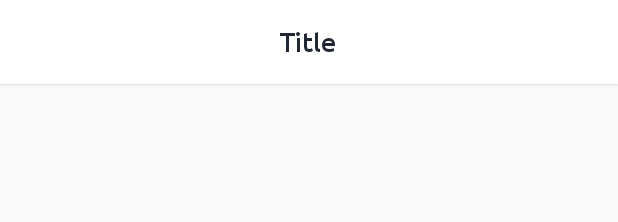
After one commit to aldieemaulana/LendMe, an Android app: the layout toolbar_primary.xml on its own in the app's theme, with its tools: preview values and no code run, on a phone screen of 412 x 824 dp. The commit adds this screen. Shown: the top 222 px of the screen. Run offline under Robolectric (Android 15) with nearby library versions, the phone set to English and light mode, and no system bars.

Commit message:
Adding toolbar primary and implement on main activity

```diff
--- a/app/src/main/res/layout/activity_main.xml
+++ b/app/src/main/res/layout/activity_main.xml
@@ -1,18 +1,13 @@
 <?xml version="1.0" encoding="utf-8"?>
 <android.support.constraint.ConstraintLayout xmlns:android="http://schemas.android.com/apk/res/android"
-    xmlns:app="http://schemas.android.com/apk/res-auto"
     xmlns:tools="http://schemas.android.com/tools"
+    android:id="@+id/container"
+    android:background="@color/colorBackgroundPrimary"
     android:layout_width="match_parent"
     android:layout_height="match_parent"
+    android:minHeight="?attr/actionBarSize"
     tools:context=".activity.MainActivity">
 
-    <TextView
-        android:layout_width="wrap_content"
-        android:layout_height="wrap_content"
-        android:text="Hello World!"
-        app:layout_constraintBottom_toBottomOf="parent"
-        app:layout_constraintLeft_toLeftOf="parent"
-        app:layout_constraintRight_toRightOf="parent"
-        app:layout_constraintTop_toTopOf="parent" />
+    <include layout="@layout/toolbar_primary"/>
 
 </android.support.constraint.ConstraintLayout>
--- /dev/null
+++ b/app/src/main/res/layout/toolbar_primary.xml
@@ -0,0 +1,52 @@
+<?xml version="1.0" encoding="utf-8"?>
+<android.support.design.widget.AppBarLayout xmlns:android="http://schemas.android.com/apk/res/android"
+    xmlns:app="http://schemas.android.com/apk/res-auto"
+    xmlns:tools="http://schemas.android.com/tools"
+    android:id="@+id/appBar"
+    android:layout_width="match_parent"
+    android:layout_height="wrap_content"
+    android:theme="@style/AppTheme.NoActionBar"
+    android:stateListAnimator="@animator/appbar_elevation"
+    app:liftOnScroll="true"
+    tools:targetApi="lollipop">
+
+    <android.support.v7.widget.Toolbar
+        android:layout_width="match_parent"
+        android:layout_height="?attr/actionBarSize"
+        android:id="@+id/toolbar"
+        style="@style/AppTheme.Toolbar"
+        android:background="@color/colorWhite"
+        app:elevation="100dp"
+        android:paddingRight="@dimen/activity_horizontal_margin"
+        android:paddingEnd="@dimen/activity_horizontal_margin"
+        android:weightSum="1"
+        tools:ignore="RtlSymmetry">
+
+        <RelativeLayout
+            android:layout_width="match_parent"
+            android:layout_height="wrap_content">
+
+            <com.jomhack.lendme.components.JomTextView
+                app:JomFont="M"
+                android:id="@+id/textTitleToolbar"
+                android:layout_centerVertical="true"
+                android:layout_width="match_parent"
+                android:gravity="center"
+                android:text="Title"
+                android:layout_height="wrap_content"
+                android:layout_marginLeft="@dimen/component_extra"
+                android:layout_marginStart="@dimen/component_extra"
+                android:layout_marginRight="@dimen/component_extra"
+                android:layout_marginEnd="@dimen/component_extra"
+                android:textColor="@color/colorPrimary"
+                android:textSize="@dimen/text_navbar_title"
+                android:layout_alignParentLeft="true"
+                android:layout_alignParentRight="true"
+                android:layout_alignParentStart="true"
+                android:layout_alignParentEnd="true" />
+
+        </RelativeLayout>
+
+    </android.support.v7.widget.Toolbar>
+
+</android.support.design.widget.AppBarLayout>
```
